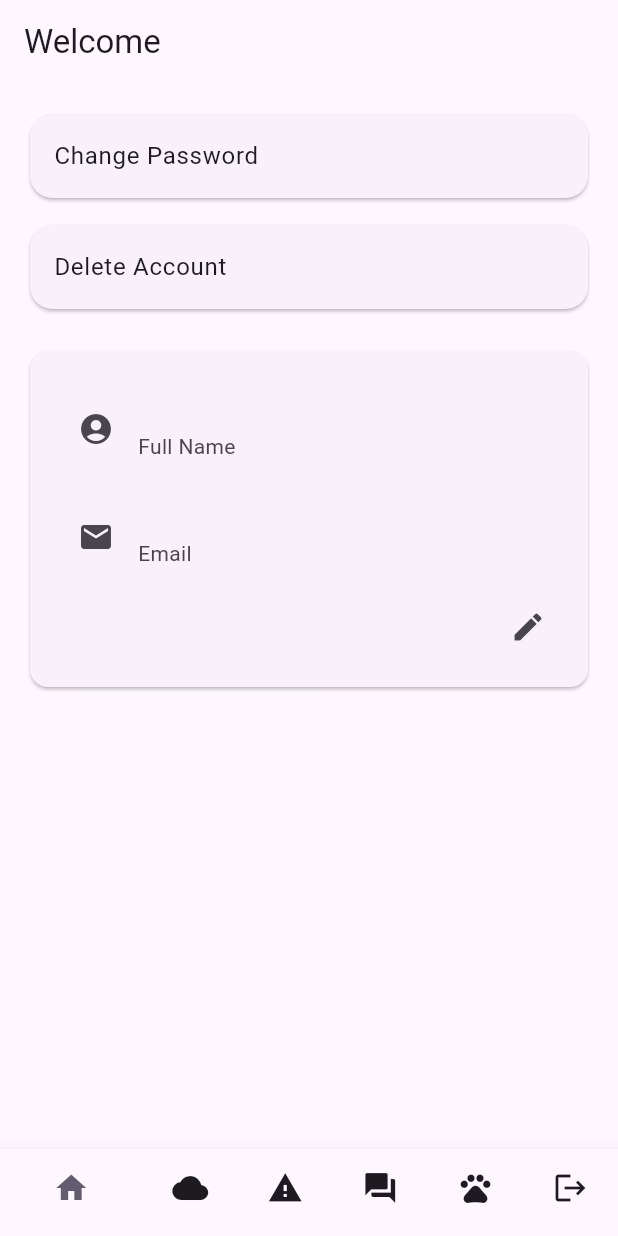
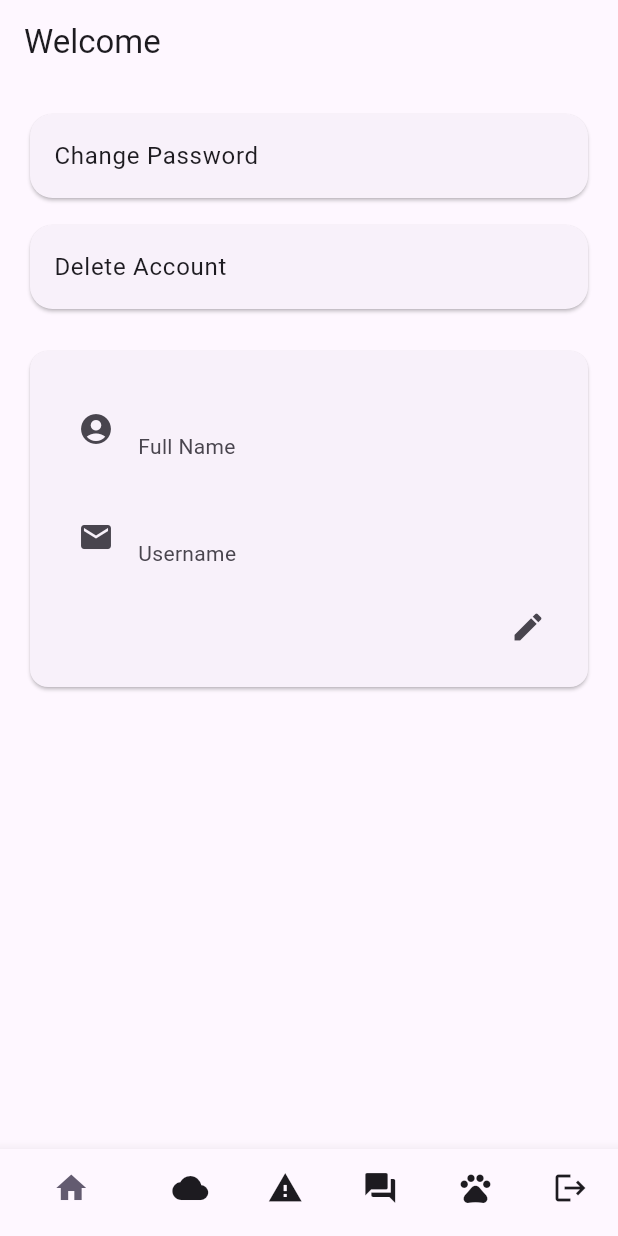
Before and after one commit to Pericles001/dpsd_project_frontend, a Flutter app: the HomeMenu screen opened directly, on a phone screen of 412 x 824 dp. Run offline on Flutter 3.47's test engine with Material 3 defaults, Android fonts, the phone set to English and light mode, and no system bars; our stand-ins replace dio, flutter_dotenv, flutter_local_notifications, shared_preferences; accounts and stored records are empty; network calls fail.

Commit message:
Edit file: - Edit menu

```diff
--- a/lib/home/menu.dart
+++ b/lib/home/menu.dart
@@ -6,6 +6,7 @@ import 'package:shared_preferences/shared_preferences.dart';
 
 import '../features/alerts/index.dart';
 import '../features/faq/index.dart';
+import '../features/pig/index.dart';
 import '../features/profile/change_password.dart';
 import '../api/api_service.dart';
 import '../main.dart';
@@ -235,14 +236,14 @@ class _HomeMenuState extends State<HomeMenu> {
                         TextFormField(
                           controller: _emailController,
                           decoration: const InputDecoration(
-                            labelText: 'Email',
+                            labelText: 'Username',
                           ),
                         )
                       else
                         ListTile(
                           leading: const Icon(Icons.email),
                           title: Text(email),
-                          subtitle: const Text('Email'),
+                          subtitle: const Text('Username'),
                         ),
                       Align(
                         alignment: Alignment.bottomRight,
@@ -307,6 +308,12 @@ class _HomeMenuState extends State<HomeMenu> {
               break;
             case 4:
               // Add your Pigs Manager page here
+            Navigator.push(
+                context,
+                MaterialPageRoute(
+                    builder: (context) => const PigManagerIndex()),
+              );
+
               break;
             case 5:
               _logout();
```
